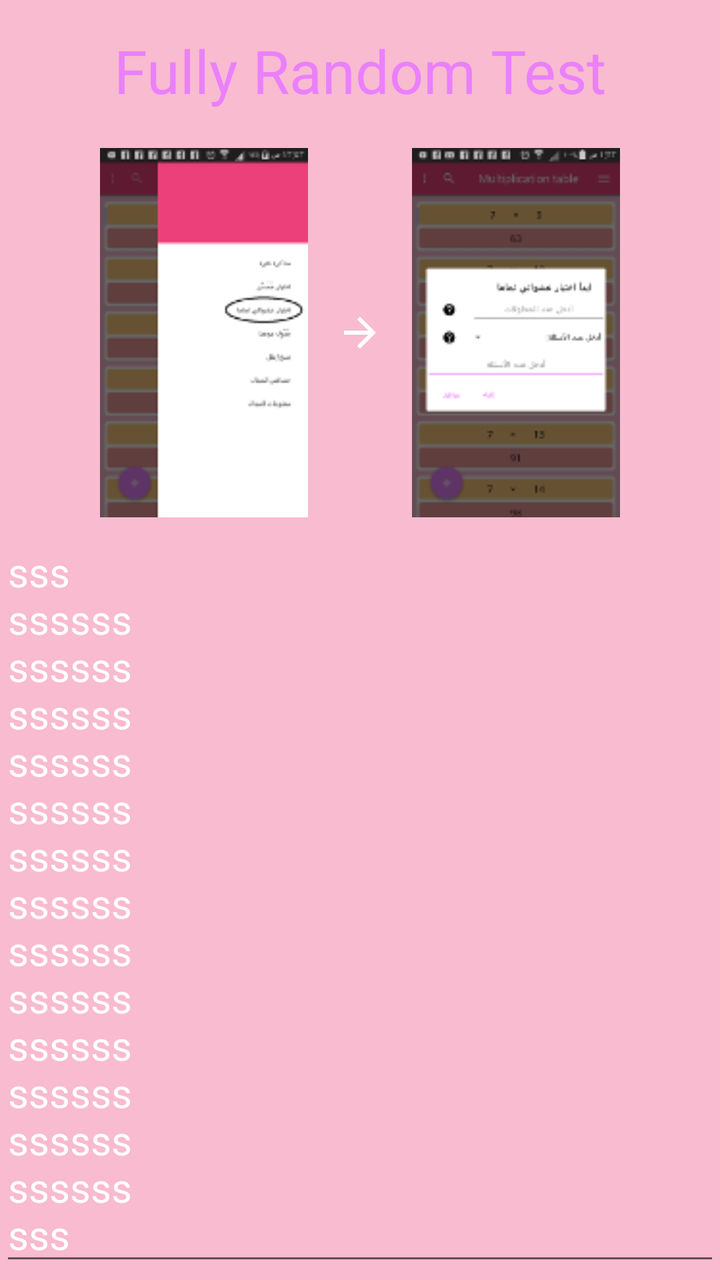
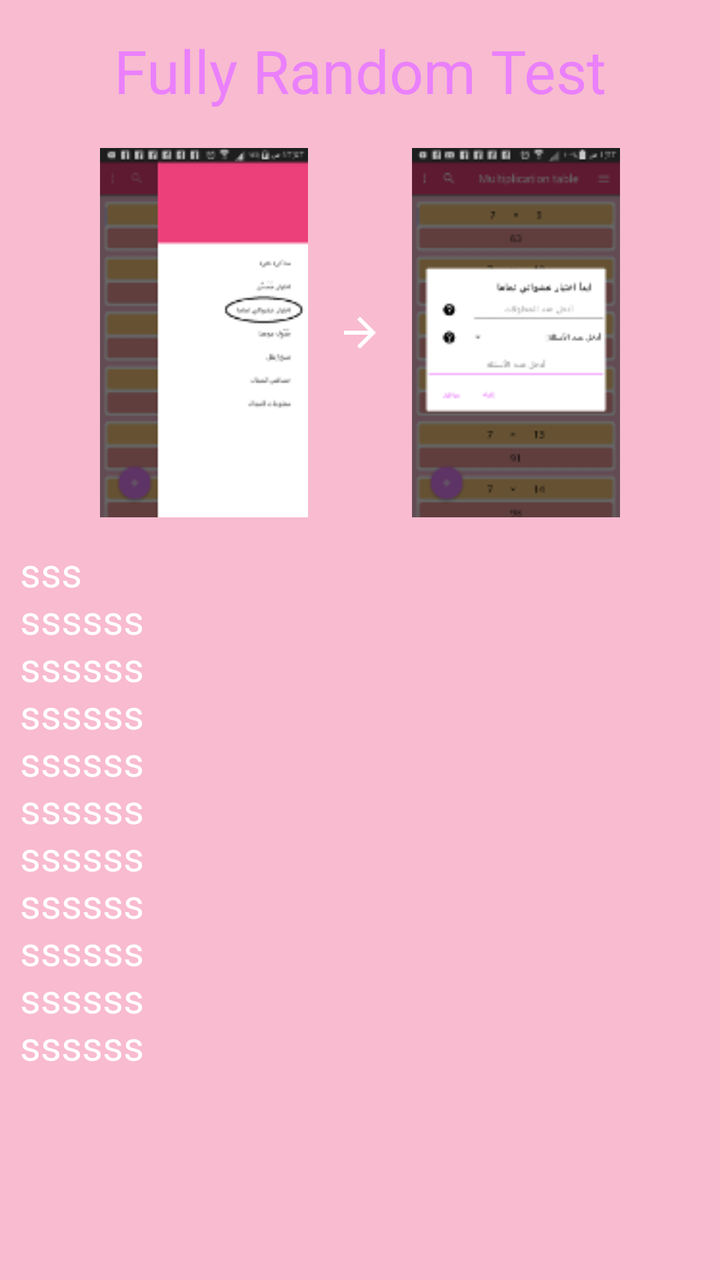

Two renders of the same Android screen: before a commit and after it. Below are the layout's source before the change and the commit's diff.
<!-- AndroidManifest.xml: application theme MyMaterialTheme -->
<!-- res/layout/intro_fully_random_test.xml -->
<?xml version="1.0" encoding="utf-8"?>
<LinearLayout xmlns:android="http://schemas.android.com/apk/res/android"
    android:layout_width="match_parent" android:layout_height="match_parent"
    android:orientation="vertical">

    <TextView
        android:layout_width="wrap_content"
        android:layout_height="wrap_content"
        android:text="@string/fully_random_test"
        android:textSize="30sp"
        android:padding="5dp"
        android:layout_margin="10dp"
        android:id="@+id/textView"
        android:textColor="@color/colorAccent"
        android:layout_gravity="center"/>

    <LinearLayout
        android:layout_width="match_parent"
        android:layout_height="wrap_content">

        <ImageView
            android:layout_width="0dp"
            android:layout_height="wrap_content"
            android:layout_weight="1"
            android:src="@drawable/intro_fully_random_test_scaled15"
            android:id="@+id/imageView2"
            android:layout_marginStart="50dp"
            />

       <ImageView
           android:layout_width="0dp"
           android:layout_height="wrap_content"
           android:layout_weight="0.5"
           android:layout_gravity="center"
           android:src="@drawable/intro_arrow"/>

        <ImageView
            android:layout_width="0dp"
            android:layout_height="wrap_content"
            android:layout_weight="1"
            android:src="@drawable/intro_fully_random_test_dialog_scaled15"
            android:layout_marginEnd="50dp"
            />
    </LinearLayout>
    <EditText
        android:layout_width="match_parent"
        android:layout_height="wrap_content"
        android:textSize="20sp"
        android:textColor="@color/white_color"
        android:text="sss\nssssss\nssssss\nssssss\nssssss\nssssss\nssssss\nssssss\nssssss\nssssss\nssssss\nssssss\nssssss\nssssss\nsss"/>

</LinearLayout>
<!-- resources referenced by this layout -->
<resources>
  <color name="colorAccent">#EA80FC</color>
  <color name="white_color">#FFFFFF</color>
  <!-- drawable intro_arrow: png bitmap (drawable-ar-hdpi, 148 bytes) -->
  <!-- drawable intro_fully_random_test_dialog_scaled15: png bitmap (drawable, 7480 bytes) -->
  <!-- drawable intro_fully_random_test_scaled15: png bitmap (drawable, 5897 bytes) -->
  <string name="fully_random_test">Fully Random Test</string>
  <style name="MyMaterialTheme" parent="MyMaterialTheme.Base">
  
      </style>
  <style name="MyMaterialTheme.Base" parent="Theme.AppCompat.Light.DarkActionBar">
          <item name="windowNoTitle">true</item>
          <item name="windowActionBar">false</item>
          <item name="colorPrimary">@color/colorPrimary</item>
          <item name="colorPrimaryDark">@color/colorPrimaryDark</item>
          <item name="colorAccent">@color/colorAccent</item>
          <item name="android:windowBackground">@color/windowBackground</item>
      </style>
  <color name="colorPrimary">#EC407A</color>
  <color name="colorPrimaryDark">#AD1457</color>
  <color name="windowBackground">#F8BBD0</color>
</resources>

<!-- the commit's change to res/layout/intro_fully_random_test.xml (unified diff, before → after) -->
@@ -44,9 +44,14 @@
     </LinearLayout>
     <EditText
         android:layout_width="match_parent"
-        android:layout_height="wrap_content"
+        android:layout_height="280dp"
         android:textSize="20sp"
         android:textColor="@color/white_color"
+        android:focusable="false"
+        android:cursorVisible="false"
+        android:background="@null"
+        android:layout_margin="5dp"
+        android:padding="5dp"
         android:text="sss\nssssss\nssssss\nssssss\nssssss\nssssss\nssssss\nssssss\nssssss\nssssss\nssssss\nssssss\nssssss\nssssss\nsss"/>
 
 </LinearLayout>
